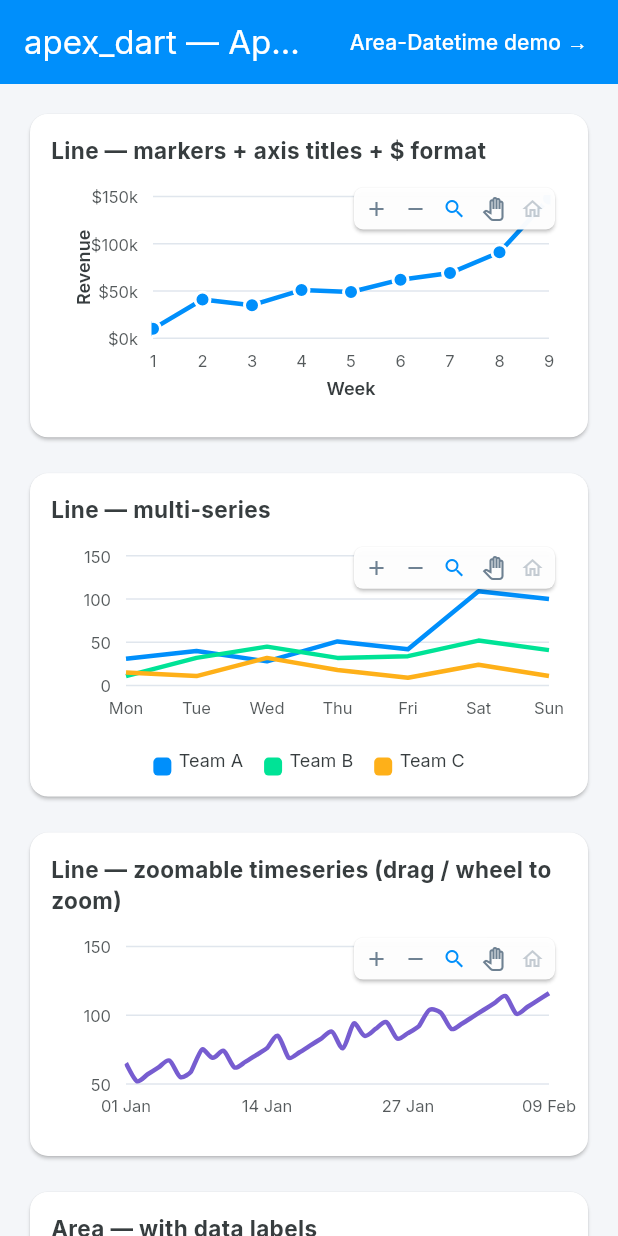
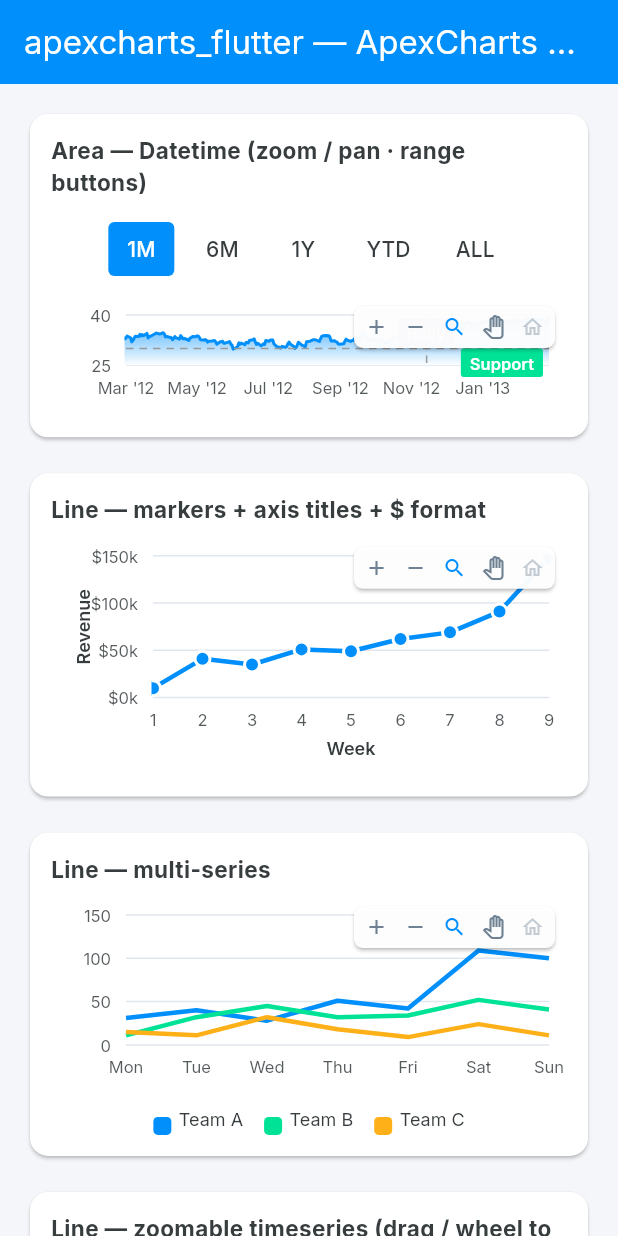
Before and after one commit to eduardoh89/apexcharts_flutter, a Flutter app: the screen it shows after launch, on a phone screen of 412 x 824 dp. Run offline on Flutter 3.47's test engine with Material 3 defaults, Android fonts, the phone set to English and light mode, and no system bars.

Commit message:
fix: prevent deep-zoom freeze on autoScaleYaxis charts (getGCD precision cap)
ApexCharts' Utils.getGCD(a, b, p = 7) / mod(a, b, p = 7) scale operands
to ~7 significant digits before integer math. Our port dropped the p
parameter and scaled by 10^(decimal places) instead, so FP-dirty values
(e.g. 28.945454547454545, ~15 decimals) produced 10^15-size integers.
That made the Euclidean GCD loop and the downstream niceScale tick loop
crawl — a single niceScale call took up to ~35s, freezing the chart on
each frame of repeated zoom (autoScaleYaxis recompute, e.g. the
area-datetime demo). Restoring the significant-digit cap drops the worst
case to <2ms.

Also inline the area-datetime zoom demo as a card in the main gallery
(removing the separate page) so visitors see it alongside the rest, and
add regression tests (getGCD perf bound + niceScale deep-zoom ranges).

132 tests green.

```diff
--- a/example/lib/area_datetime_demo.dart
+++ b/example/lib/area_datetime_demo.dart
@@ -90,46 +90,30 @@ class _AreaDatetimeDemoState extends State<AreaDatetimeDemo> {
       ('ALL', () => _range('ALL', '2012-01-23', '2013-02-27')),
     ];
 
-    return Scaffold(
-      appBar: AppBar(
-        title: const Text('Area — Datetime (ApexCharts demo replica)'),
-        backgroundColor: const Color(0xFF008FFB),
-        foregroundColor: Colors.white,
-      ),
-      body: Padding(
-        padding: const EdgeInsets.all(16),
-        child: Column(
+    // Embeddable card content (no Scaffold): the range buttons plus the
+    // zoomable area chart. Lives inline in the main gallery grid.
+    return Column(
       children: [
-            Row(
-              mainAxisAlignment: MainAxisAlignment.center,
+        Wrap(
+          alignment: WrapAlignment.center,
+          spacing: 6,
           children: [
             for (final (id, cb) in buttons)
-                  Padding(
-                    padding: const EdgeInsets.symmetric(horizontal: 3),
-                    child: _RangeButton(
+              _RangeButton(
                 label: id,
                 active: _active == id,
                 onTap: cb,
               ),
-                  ),
           ],
         ),
-            const SizedBox(height: 12),
+        const SizedBox(height: 10),
         Expanded(
-              child: Card(
-                color: Colors.white,
-                child: Padding(
-                  padding: const EdgeInsets.all(12),
           child: ApexChart(
             options: _options,
             controller: _controller,
           ),
         ),
-              ),
-            ),
       ],
-        ),
-      ),
     );
   }
 }
--- a/example/lib/main.dart
+++ b/example/lib/main.dart
@@ -471,24 +471,10 @@ class GalleryPage extends StatelessWidget {
     return Scaffold(
       appBar: AppBar(
         title: const Text(
-          'apex_dart — ApexCharts v4.7.0 native port  ·  hover any chart for tooltips',
+          'apexcharts_flutter — ApexCharts v4.7.0 native port  ·  hover any chart for tooltips',
         ),
         backgroundColor: const Color(0xFF008FFB),
         foregroundColor: Colors.white,
-        actions: [
-          Padding(
-            padding: const EdgeInsets.only(right: 8),
-            child: TextButton(
-              onPressed: () => Navigator.of(context).push(
-                MaterialPageRoute<void>(
-                  builder: (_) => const AreaDatetimeDemo(),
-                ),
-              ),
-              style: TextButton.styleFrom(foregroundColor: Colors.white),
-              child: const Text('Area-Datetime demo →'),
-            ),
-          ),
-        ],
       ),
       body: LayoutBuilder(
         builder: (context, constraints) {
@@ -500,8 +486,31 @@ class GalleryPage extends StatelessWidget {
             mainAxisSpacing: 16,
             crossAxisSpacing: 16,
             children: [
+              // Interactive zoom/pan showcase: the ApexCharts area-datetime
+              // demo replica, embedded inline (drag/wheel to zoom, range
+              // buttons drive ApexChartController.zoomX).
+              _card(
+                'Area — Datetime (zoom / pan · range buttons)',
+                const AreaDatetimeDemo(),
+              ),
               for (final spec in _specs)
-                Card(
+                _card(
+                  spec.title,
+                  ApexChart(
+                    options: ApexOptions.fromJson(spec.json)
+                        .copyWith(fontFamily: 'Inter'),
+                  ),
+                ),
+            ],
+          );
+        },
+      ),
+    );
+  }
+
+  /// A titled white card wrapping a chart, used for every gallery tile.
+  Widget _card(String title, Widget chart) {
+    return Card(
       elevation: 1,
       color: Colors.white,
       shape: RoundedRectangleBorder(
@@ -513,7 +522,7 @@ class GalleryPage extends StatelessWidget {
           crossAxisAlignment: CrossAxisAlignment.start,
           children: [
             Text(
-                          spec.title,
+              title,
               style: const TextStyle(
                 fontWeight: FontWeight.w700,
                 fontSize: 15,
@@ -521,19 +530,9 @@ class GalleryPage extends StatelessWidget {
               ),
             ),
             const SizedBox(height: 10),
-                        Expanded(
-                          child: ApexChart(
-                            options: ApexOptions.fromJson(spec.json)
-                                .copyWith(fontFamily: 'Inter'),
-                          ),
-                        ),
+            Expanded(child: chart),
           ],
         ),
-                  ),
-                ),
-            ],
-          );
-        },
       ),
     );
   }
```
Also changed, not shown: lib/src/utils/apex_math.dart (+27 -36 lines), 2 other files. Lines whose indentation alone changed are shown as unchanged.
